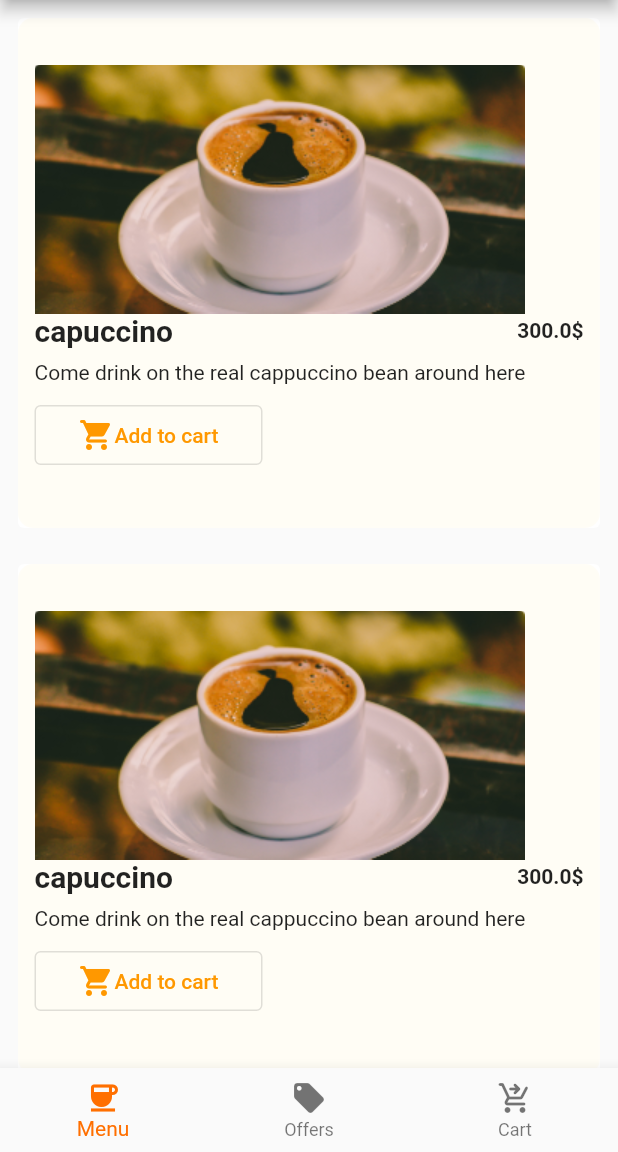
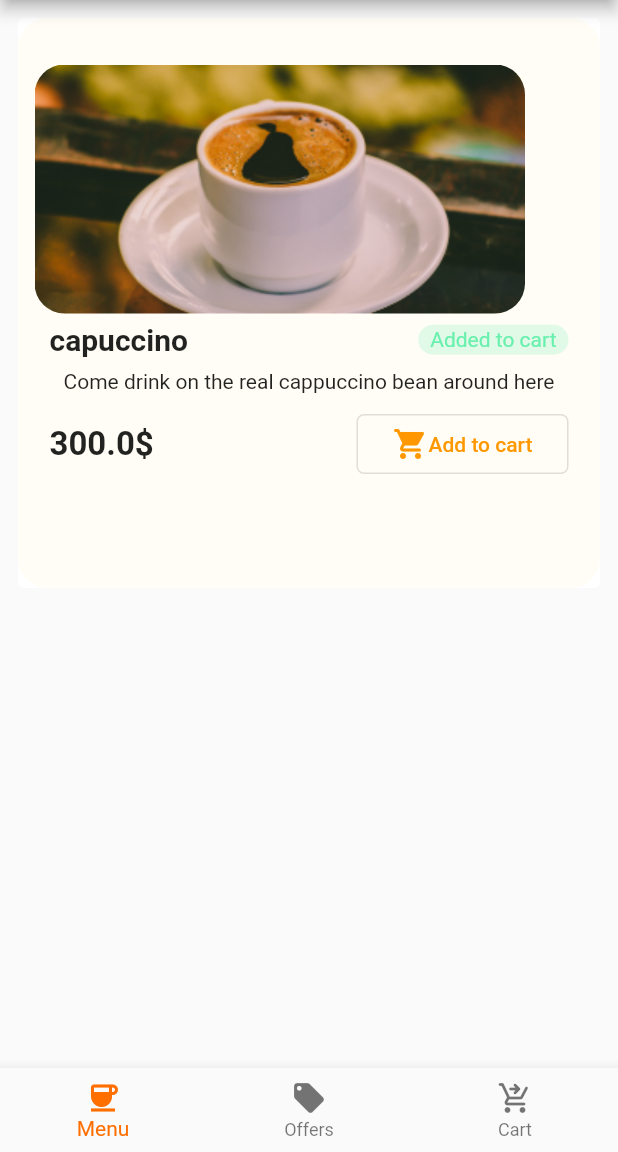
Before and after one commit to regisrex/mobdev-flutter, a Flutter app: the screen it shows after launch, after a tap on "Add to cart", on a phone screen of 412 x 824 dp, the part 84-1236 px from its top. Run offline on Flutter 3.47's test engine with Material 2 defaults, Android fonts, the light colour scheme and no system bars.

Commit message:
rm win ver

```diff
--- a/lib/components/productitem.dart
+++ b/lib/components/productitem.dart
@@ -3,8 +3,8 @@ import '../store/datamodel.dart';
 
 class ProductItem extends StatelessWidget {
   final Product product;
-
-  const ProductItem({super.key, required this.product});
+  final Function onAdd;
+  const ProductItem({super.key, required this.product, required this.onAdd});
 
   @override
   Widget build(BuildContext context) {
@@ -16,9 +16,9 @@ class ProductItem extends StatelessWidget {
           elevation: 0,
           child: Container(
             width: 300,
-            height: 340,
+            height: 380,
             decoration: BoxDecoration(
-              borderRadius: BorderRadius.circular(10.0),
+              borderRadius: BorderRadius.circular(20.0),
               color: Colors.amberAccent.withOpacity(0.05),
               border: Border.all(
                   color: Colors.white10.withOpacity(0.1),
@@ -34,7 +34,15 @@ class ProductItem extends StatelessWidget {
                   Container(
                       decoration: BoxDecoration(
                           borderRadius: BorderRadius.circular(10.0)),
-                      child: Image.asset("images/black_coffee.png")),
+                      child: ClipRRect(
+                          borderRadius: BorderRadius.circular(20.0),
+                          child: Image.asset("images/black_coffee.png"))),
+                  Padding(
+                    padding: const EdgeInsets.symmetric(
+                        vertical: 6.0, horizontal: 10.0),
+                    child: Column(
+                      mainAxisAlignment: MainAxisAlignment.start,
+                      children: [
                         Row(
                           mainAxisAlignment: MainAxisAlignment.spaceBetween,
                           children: [
@@ -43,9 +51,23 @@ class ProductItem extends StatelessWidget {
                                   fontWeight: FontWeight.w600,
                                   fontSize: 20,
                                 )),
-                      Text(
-                        "${product.price}\$",
-                        style: const TextStyle(fontWeight: FontWeight.w700),
+                            Container(
+                              decoration: BoxDecoration(
+                                  borderRadius: BorderRadius.circular(10.0),
+                                  color: Colors.greenAccent.withOpacity(0.2)),
+                              child: Padding(
+                                padding: const EdgeInsets.symmetric(
+                                    vertical: 2.0, horizontal: 8.0),
+                                child: Text(
+                                  product.isAdded
+                                      ? "Added to cart"
+                                      : "Not added to cart",
+                                  style: const TextStyle(
+                                    color: Colors.greenAccent,
+                                    fontSize: 14.00,
+                                  ),
+                                ),
+                              ),
                             )
                           ],
                         ),
@@ -54,27 +76,51 @@ class ProductItem extends StatelessWidget {
                           child: Text(product.description,
                               style: Theme.of(context).textTheme.bodyMedium),
                         ),
+                        Row(
+                          mainAxisAlignment: MainAxisAlignment.spaceBetween,
+                          children: [
+                            Row(
+                              children: [
+                                Text(
+                                  "${product.price}\$",
+                                  style: const TextStyle(
+                                      fontWeight: FontWeight.w700,
+                                      fontSize: 22),
+                                ),
+                              ],
+                            ),
                             Padding(
-                    padding: const EdgeInsets.symmetric(vertical: 10.0),
+                              padding:
+                                  const EdgeInsets.symmetric(vertical: 10.0),
                               child: OutlinedButton(
-                      style: const ButtonStyle(
-
+                                  style:  ButtonStyle(
+                                    shape: MaterialStateProperty.all<RoundedRectangleBorder>(
+                                       RoundedRectangleBorder(
+                                        side: BorderSide.none,
+                                        borderRadius: BorderRadius.circular(5.0)
+                                      )
+                                    )
                                   ),
-                        onPressed: () {  },
-                        child: Container(
-                          width: 120,
+                                  onPressed: () {
+                                    onAdd(product);
+                                  },
                                   child: Padding(
                                     padding: const EdgeInsets.all(8.0),
                                     child: Row(
-                              mainAxisAlignment: MainAxisAlignment.center,
+                                      mainAxisAlignment:
+                                          MainAxisAlignment.center,
                                       children: const [
-                                Icon(Icons.shopping_cart_rounded ),
+                                        Icon(Icons.shopping_cart_rounded),
                                         Text("Add to cart"),
                                       ],
                                     ),
-                          ),
                                   )),
                             )
+                          ],
+                        ),
+                      ],
+                    ),
+                  ),
                 ],
               ),
             ),
--- a/lib/menu_page.dart
+++ b/lib/menu_page.dart
@@ -15,18 +15,26 @@ class _MenuPageState extends State<MenuPage> {
     name: "capuccino",
     price: 300,
     image: 'black-coffee.png',
+    isAdded: false,
     description: "Come drink on the real cappuccino bean around here",
   );
+  Function dispatchWhenAdd (Product p) {
+  return (Product p){
+    setState(() {
+      p.isAdded = !p.isAdded;
+    });
+  };
+  }
+
 
   @override
   Widget build(BuildContext context) {
-    return ListView(
-        children: [
-          ProductItem(product: p),
-          ProductItem(product: p),
-          ProductItem(product: p),
-          ProductItem(product: p),
-        ]
+    return ListView(children: [
+      ProductItem(
+          product: p,
+          onAdd: dispatchWhenAdd(p),
+      ),
+    ]
     );
   }
 }
--- a/lib/store/datamodel.dart
+++ b/lib/store/datamodel.dart
@@ -4,6 +4,7 @@ class Product {
   double price;
   String image;
   String description;
+  bool isAdded;
 
   // String get imageUrl =>
   //     "https://firtman.github.io/coffeemasters/api/images/$image";
@@ -14,6 +15,7 @@ class Product {
     required this.price,
     required this.image,
     required this.description,
+    required this.isAdded,
   });
 }
 
```
Lines whose indentation alone changed are shown as unchanged.
